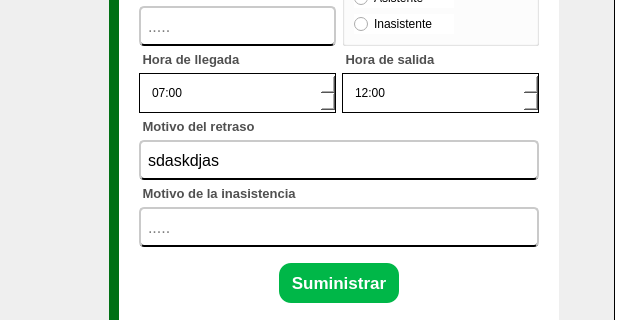
Enmanuel-86/TELA-APP, file elementos_graficos_ui/pantalla_de_control_de_llegada_del_personal.ui: the form before one commit; both pictures show x 0 to 619 and y 261 to 581 of the 1137 by 687 pixel window.
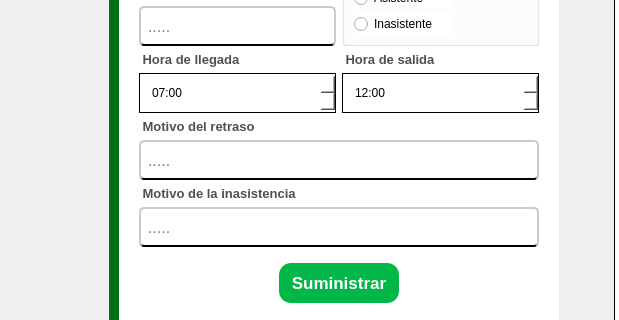
The form after the commit. Icons and pictures are not drawn.

Patch:
```diff
--- a/elementos_graficos_ui/pantalla_de_control_de_llegada_del_personal.ui
+++ b/elementos_graficos_ui/pantalla_de_control_de_llegada_del_personal.ui
@@ -823,7 +823,7 @@
 }</string>
                     </property>
                     <property name="text">
-                     <string>sdaskdjas</string>
+                     <string/>
                     </property>
                     <property name="placeholderText">
                      <string>.....</string>
```
